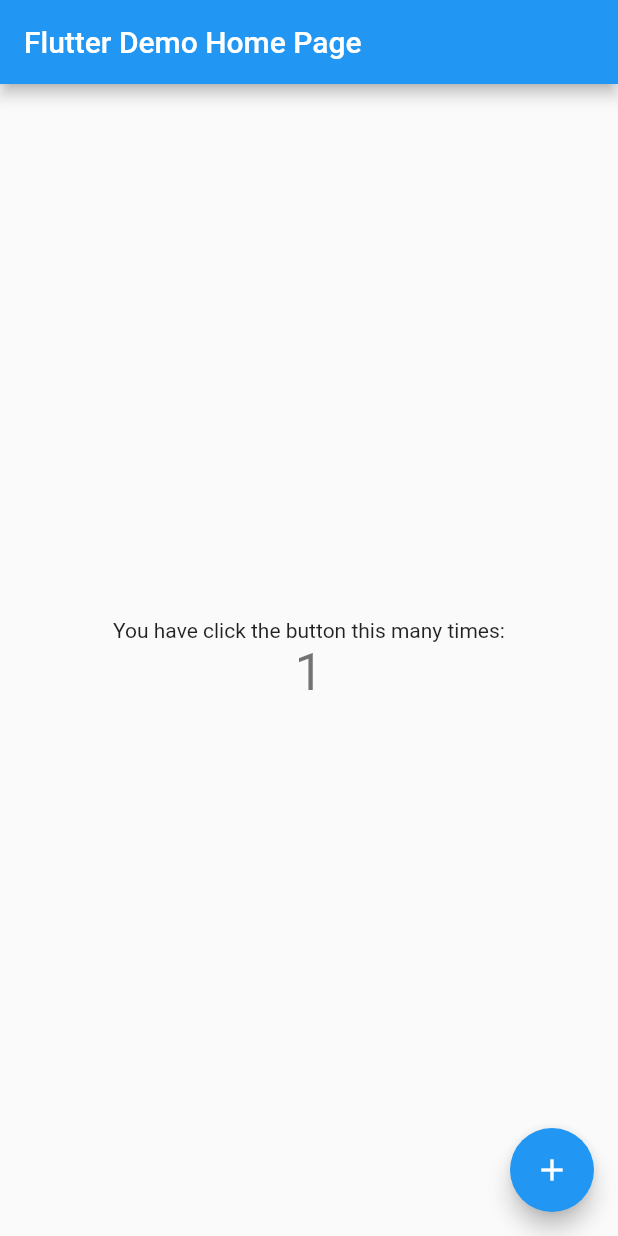
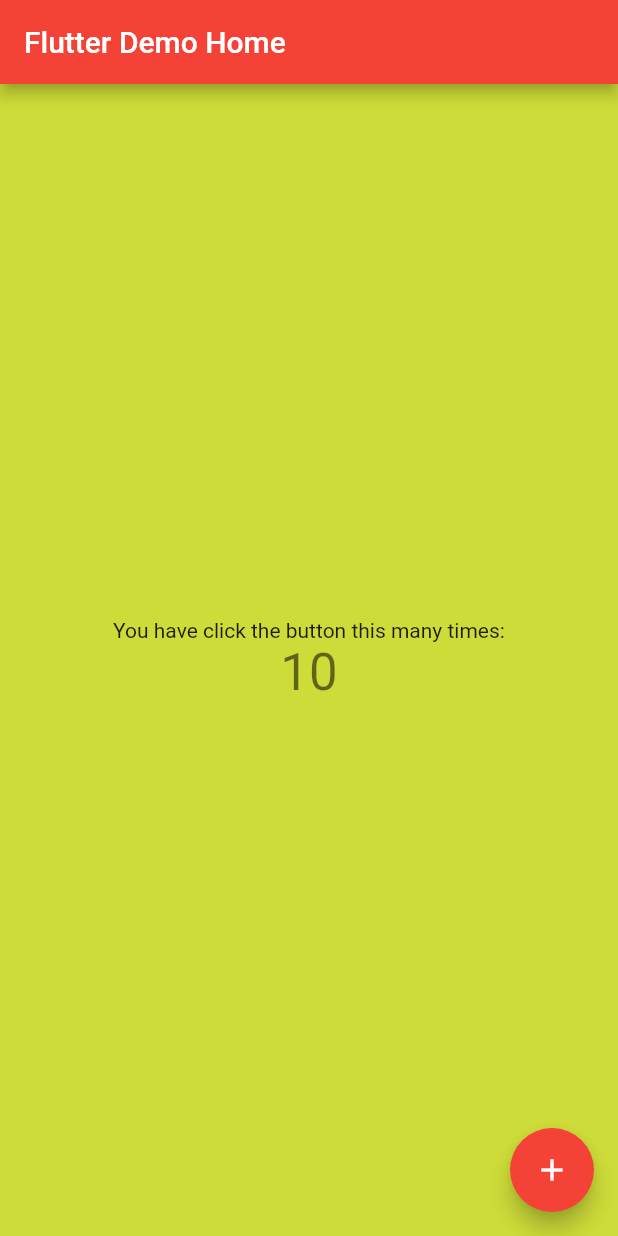
Before and after one commit to wk-j/flutter, a Flutter app: the screen it shows after launch, after a tap on the "add" icon, on a phone screen of 412 x 824 dp. Run offline on Flutter 3.47's test engine with Material 2 defaults, Android fonts, the phone set to English and light mode, and no system bars.

Commit message:
Change color

```diff
--- a/hello/lib/main.dart
+++ b/hello/lib/main.dart
@@ -18,9 +18,9 @@ class MyApp extends StatelessWidget {
         // or simply save your changes to "hot reload" in a Flutter IDE).
         // Notice that the counter didn't reset back to zero; the application
         // is not restarted.
-        primarySwatch: Colors.blue,
+        primarySwatch: Colors.red,
       ),
-      home: MyHomePage(title: 'Flutter Demo Home Page'),
+      home: MyHomePage(title: 'Flutter Demo Home'),
     );
   }
 }
@@ -53,7 +53,7 @@ class _MyHomePageState extends State<MyHomePage> {
       // so that the display can reflect the updated values. If we changed
       // _counter without calling setState(), then the build method would not be
       // called again, and so nothing would appear to happen.
-      _counter++;
+      _counter += 10;
     });
   }
 
@@ -106,6 +106,7 @@ class _MyHomePageState extends State<MyHomePage> {
         tooltip: 'Increment',
         child: Icon(Icons.add),
       ), // This trailing comma makes auto-formatting nicer for build methods.
+      backgroundColor: Colors.lime,
     );
   }
 }
```
